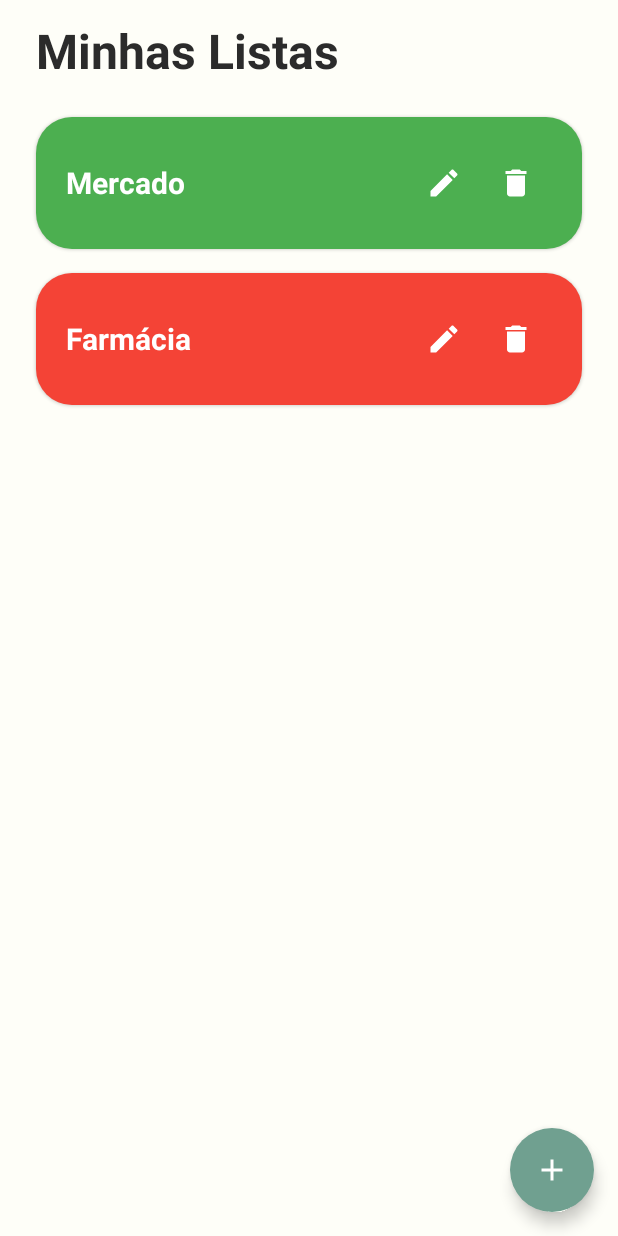
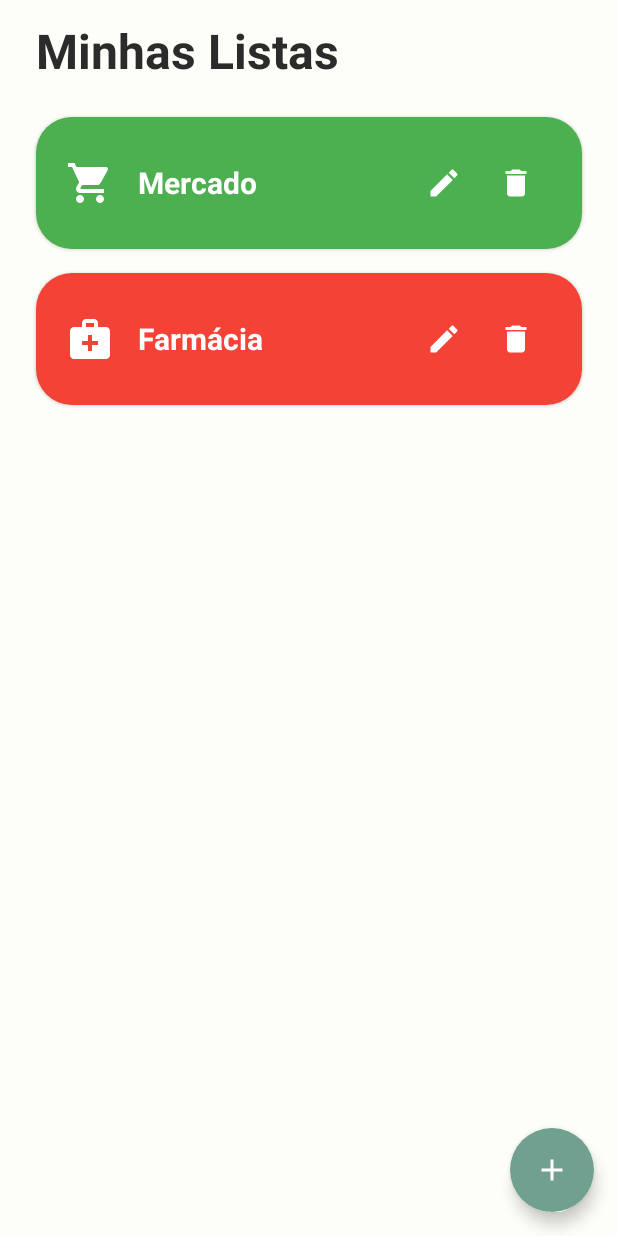
Before and after one commit to silva021/Ta_na_lista, an Android app built with Jetpack Compose: the @Preview function PreviewMyListsContent, on a phone screen of 412 x 824 dp. Run offline under Robolectric (Android 15) with nearby library versions, the phone set to English and light mode, and no system bars.

Commit message:
feat: adds icon in list card

```diff
--- a/app/src/main/java/com/silva021/tanalista/ui/components/ListCard.kt
+++ b/app/src/main/java/com/silva021/tanalista/ui/components/ListCard.kt
@@ -2,10 +2,12 @@ package com.silva021.tanalista.ui.components
 
 import androidx.compose.foundation.clickable
 import androidx.compose.foundation.layout.Arrangement
-import androidx.compose.foundation.layout.Column
 import androidx.compose.foundation.layout.Row
+import androidx.compose.foundation.layout.Spacer
 import androidx.compose.foundation.layout.fillMaxWidth
 import androidx.compose.foundation.layout.padding
+import androidx.compose.foundation.layout.size
+import androidx.compose.foundation.layout.width
 import androidx.compose.foundation.shape.RoundedCornerShape
 import androidx.compose.material.Card
 import androidx.compose.material.Icon
@@ -48,7 +50,17 @@ fun ListCard(
             verticalAlignment = Alignment.CenterVertically,
             horizontalArrangement = Arrangement.SpaceBetween
         ) {
-            Column {
+
+            Row(verticalAlignment = Alignment.CenterVertically) {
+                Icon(
+                    modifier = Modifier.size(32.dp),
+                    imageVector = shoppingList.type.icon,
+                    tint = Color.White,
+                    contentDescription = null
+                )
+
+                Spacer(modifier = Modifier.width(16.dp))
+
                 Text(
                     text = shoppingList.name,
                     fontSize = 20.sp,
```
Also changed, not shown: app/src/main/java/com/silva021/tanalista/domain/model/CategoryType.kt (+5 -5 lines), app/src/main/java/com/silva021/tanalista/ui/screen/shopping/add/shopping/AddShoppingItemContent.kt (+7 -13 lines).
